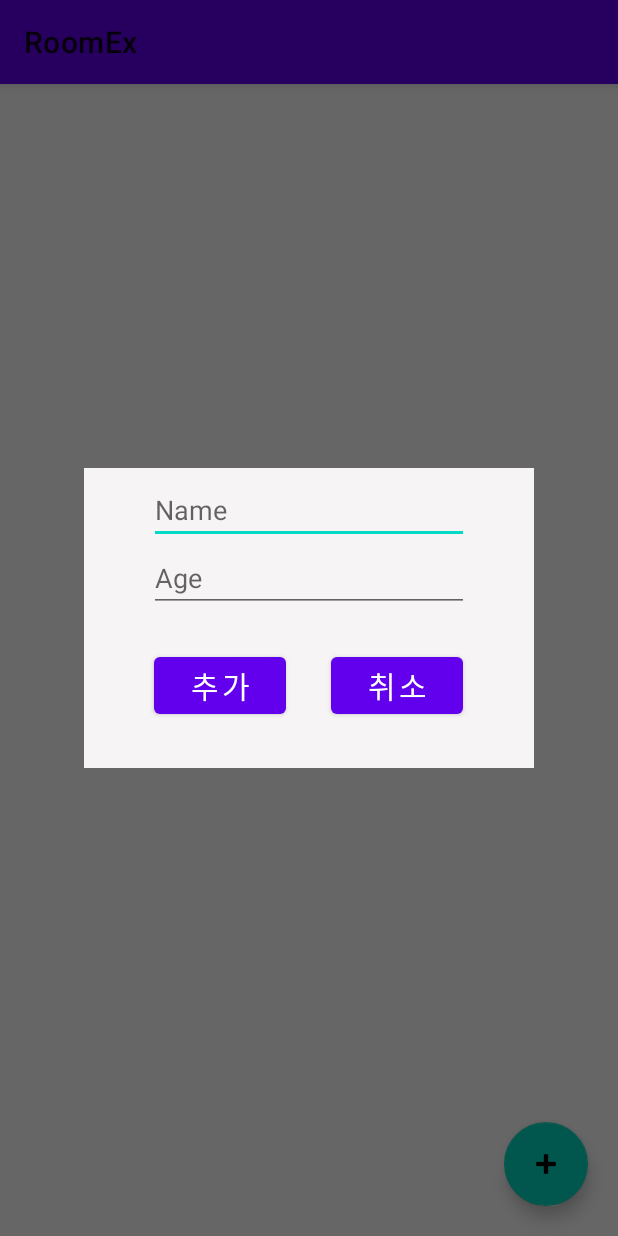
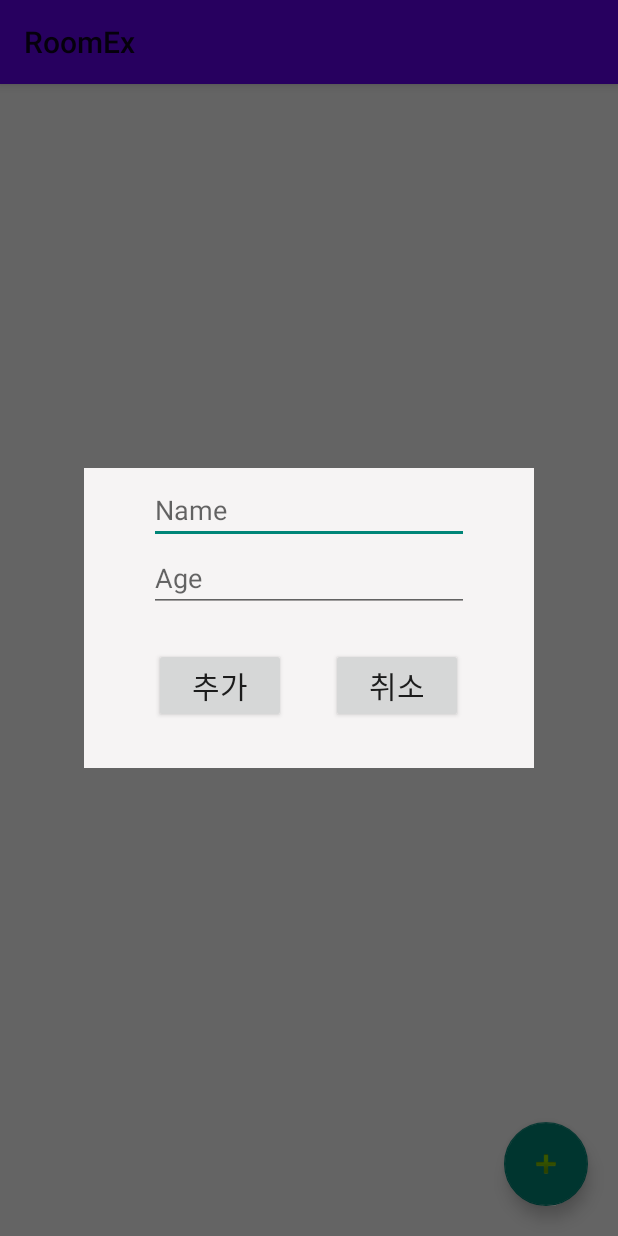
Before and after one commit to HanYeop/AndroidStudio-Practice, an Android app: the screen it shows after launch (MainActivity), after a tap on an icon or button, on a phone screen of 412 x 824 dp. Run offline under Robolectric (Android 15) with nearby library versions, the phone set to English and light mode, and no system bars; our stand-ins replace Room's generated code, data binding.

Commit message:
테마 통일

```diff
--- a/RoomEx/app/src/main/res/values/dialogthemes.xml
+++ b/RoomEx/app/src/main/res/values/dialogthemes.xml
@@ -1,6 +1,6 @@
 <resources xmlns:tools="http://schemas.android.com/tools">
     <!-- Base application theme. -->
-    <style name="Theme.dialogthemes" parent="Theme.AppCompat.DayNight.Dialog">
+    <style name="Theme.dialogthemes" parent="Theme.AppCompat.Light.Dialog">
         <!-- Primary brand color. -->
         <item name="colorPrimary">@color/purple_500</item>
         <item name="colorPrimaryVariant">@color/purple_700</item>
--- a/RoomEx/app/src/main/res/values/themes.xml
+++ b/RoomEx/app/src/main/res/values/themes.xml
@@ -1,6 +1,6 @@
 <resources xmlns:tools="http://schemas.android.com/tools">
     <!-- Base application theme. -->
-    <style name="Theme.RoomEx" parent="Theme.MaterialComponents.Light">
+    <style name="Theme.RoomEx" parent="Theme.AppCompat.Light">
         <!-- Primary brand color. -->
         <item name="colorPrimary">@color/purple_500</item>
         <item name="colorPrimaryVariant">@color/purple_700</item>
```
